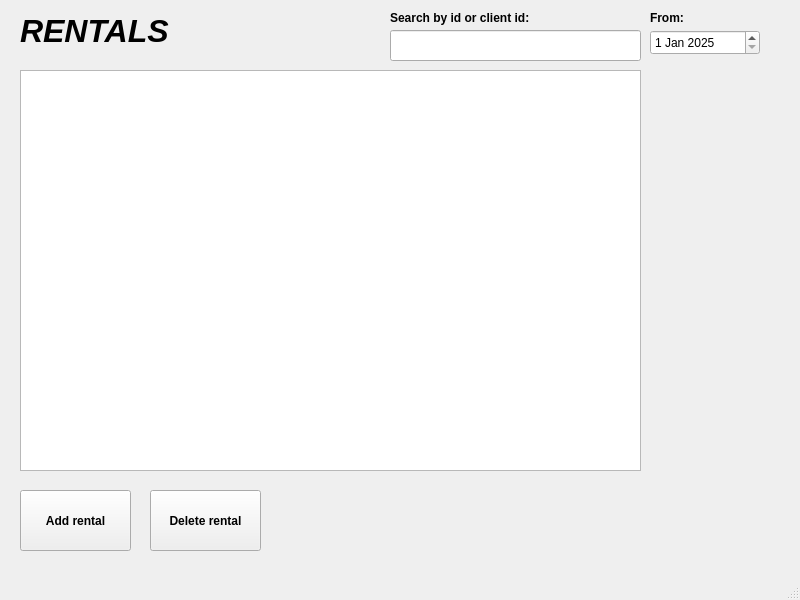
sluchson/Projekt-Studia-HotelSystem, file rentalwindow.ui: the form before one commit.
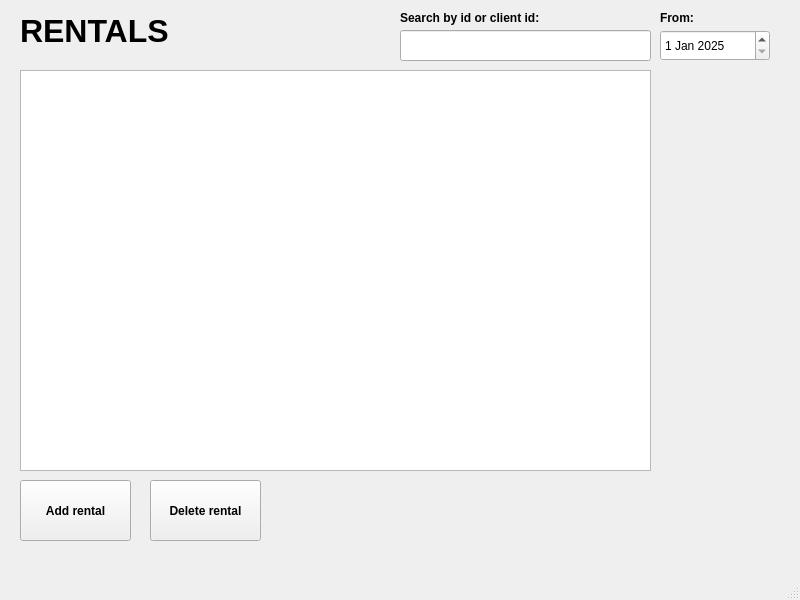
The form after the commit.

What changed in the file:
```diff
--- a/rentalwindow.ui
+++ b/rentalwindow.ui
@@ -19,7 +19,7 @@
      <rect>
       <x>20</x>
       <y>70</y>
-      <width>621</width>
+      <width>631</width>
       <height>401</height>
      </rect>
     </property>
@@ -28,7 +28,7 @@
     <property name="geometry">
      <rect>
       <x>20</x>
-      <y>490</y>
+      <y>480</y>
       <width>111</width>
       <height>61</height>
      </rect>
@@ -46,7 +46,7 @@
     <property name="geometry">
      <rect>
       <x>150</x>
-      <y>490</y>
+      <y>480</y>
       <width>111</width>
       <height>61</height>
      </rect>
@@ -63,7 +63,7 @@
    <widget class="QLineEdit" name="lineEdit_searchRental">
     <property name="geometry">
      <rect>
-      <x>390</x>
+      <x>400</x>
       <y>30</y>
       <width>251</width>
       <height>31</height>
@@ -82,7 +82,7 @@
     <property name="font">
      <font>
       <pointsize>24</pointsize>
-      <italic>true</italic>
+      <italic>false</italic>
       <bold>true</bold>
      </font>
     </property>
@@ -93,10 +93,10 @@
    <widget class="QDateEdit" name="dateEdit_from">
     <property name="geometry">
      <rect>
-      <x>650</x>
+      <x>660</x>
       <y>30</y>
       <width>110</width>
-      <height>25</height>
+      <height>31</height>
      </rect>
     </property>
     <property name="date">
@@ -110,7 +110,7 @@
    <widget class="QLabel" name="label_3">
     <property name="geometry">
      <rect>
-      <x>650</x>
+      <x>660</x>
       <y>10</y>
       <width>49</width>
       <height>16</height>
@@ -128,7 +128,7 @@
    <widget class="QLabel" name="label_4">
     <property name="geometry">
      <rect>
-      <x>390</x>
+      <x>400</x>
       <y>10</y>
       <width>181</width>
       <height>16</height>
```
Left out of the diff: 2 changed lines with no effect on the pictures.
